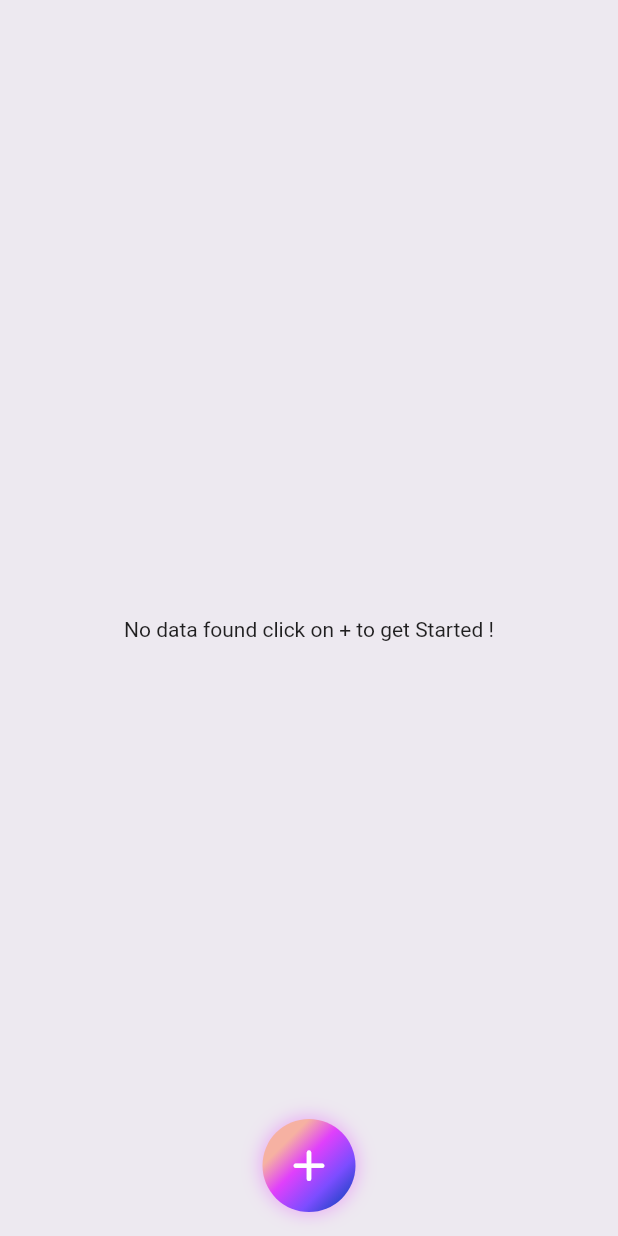
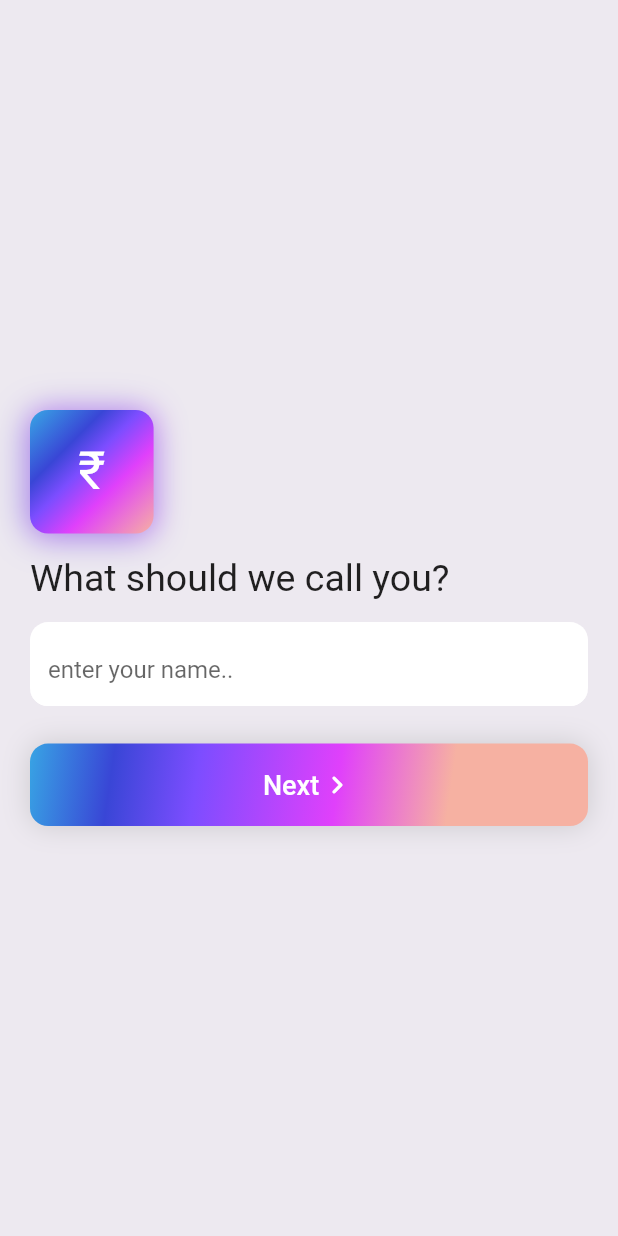
Before and after one commit to nilaysaha05/ExpenseTracker, a Flutter app: the screen it shows after launch, on a phone screen of 412 x 824 dp. Run offline on Flutter 3.47's test engine with Material 2 defaults, Android fonts, the phone set to English and light mode, and no system bars; our stand-ins replace fl_chart, hive, hive_flutter, shared_preferences; accounts and stored records are empty; statements that could not run were skipped.

Commit message:
Splash screen added & add-name functionality added

```diff
--- a/lib/controller/db_helper.dart
+++ b/lib/controller/db_helper.dart
@@ -1,7 +1,9 @@
 import 'package:hive_flutter/hive_flutter.dart';
+import 'package:shared_preferences/shared_preferences.dart';
 
 class DbHelper {
   late Box box;
+  late SharedPreferences preferences;
 
   DbHelper() {
     openBox();
@@ -35,4 +37,17 @@ class DbHelper {
       return Future.value(box.toMap());
     }
   }
+  addName(String name)
+  async {
+    preferences = await SharedPreferences.getInstance();
+    preferences.setString('name', name);
+  }
+
+  getName() async
+  {
+    preferences = await SharedPreferences.getInstance();
+    return preferences.getString('name');
+
+  }
+
 }
--- a/lib/main.dart
+++ b/lib/main.dart
@@ -1,4 +1,6 @@
+import 'package:budget_tracker_app/pages/add_name_page.dart';
 import 'package:budget_tracker_app/pages/home_page.dart';
+import 'package:budget_tracker_app/pages/splash.dart';
 import 'package:hive_flutter/hive_flutter.dart';
 import 'package:flutter/material.dart';
 import 'package:hive/hive.dart';
@@ -17,7 +19,7 @@ class MyApp extends StatelessWidget {
   Widget build(BuildContext context) {
     return const MaterialApp(
       debugShowCheckedModeBanner: false,
-      home: HomePage(),
+      home: SplashScreen(),
     );
   }
 }
--- /dev/null
+++ b/lib/pages/add_name_page.dart
@@ -0,0 +1,205 @@
+import 'package:budget_tracker_app/controller/db_helper.dart';
+import 'package:budget_tracker_app/pages/home_page.dart';
+import 'package:budget_tracker_app/theme/colors.dart';
+import 'package:flutter/material.dart';
+
+class AddName extends StatefulWidget {
+  const AddName({Key? key}) : super(key: key);
+
+  @override
+  State<AddName> createState() => _AddNameState();
+}
+
+class _AddNameState extends State<AddName> {
+  DbHelper dbHelper = DbHelper();
+  String name = "";
+  @override
+  Widget build(BuildContext context) {
+    return Scaffold(
+      backgroundColor: offWhite,
+      appBar: AppBar(
+        backgroundColor: offWhite,
+        toolbarHeight: 0.0,
+      ),
+      body: Padding(
+        padding: const EdgeInsets.all(20.0),
+        child: Column(
+          mainAxisAlignment: MainAxisAlignment.center,
+          crossAxisAlignment: CrossAxisAlignment.start,
+          children: [
+            Container(
+              height: MediaQuery.of(context).size.height * 0.1,
+              width: MediaQuery.of(context).size.width * 0.2,
+              decoration: BoxDecoration(
+                borderRadius: BorderRadius.circular(12.0),
+                gradient: const LinearGradient(
+                  colors: [
+                    blue1,
+                    blue,
+                    deepPurple,
+                    purpleAccent,
+                    peach,
+                  ],
+                  stops: [
+                    0.01,
+                    0.3,
+                    0.45,
+                    0.65,
+                    1.2,
+                  ],
+                  begin: Alignment.topLeft,
+                  end: Alignment.bottomRight,
+                ),
+                boxShadow: [
+                  BoxShadow(
+                    color: purpleAccent.withOpacity(0.4),
+                    blurRadius: 15,
+                    spreadRadius: 0.5,
+                    offset: const Offset(1, 1),
+                  ),
+                  BoxShadow(
+                    color: blue.withOpacity(0.4),
+                    blurRadius: 20,
+                    spreadRadius: 0.5,
+                    offset: const Offset(-2, 2),
+                  ),
+                ],
+              ),
+              child: const Center(
+                child: Text(
+                  "₹",
+                  style: TextStyle(
+                    color: Colors.white,
+                    fontSize: 35.0,
+                    // fontWeight: FontWeight.bold,
+                  ),
+                ),
+              ),
+            ),
+            const SizedBox(
+              height: 15.0,
+            ),
+            const Text(
+              "What should we call you?",
+              style: TextStyle(
+                fontSize: 25.0,
+              ),
+            ),
+            const SizedBox(
+              height: 15.0,
+            ),
+            TextField(
+              style: const TextStyle(
+                color: Colors.black45,
+                height: 2,
+              ),
+              decoration: InputDecoration(
+                hintText: "enter your name..",
+                filled: true,
+                fillColor: Colors.white,
+                border: OutlineInputBorder(
+                  borderRadius: BorderRadius.circular(12),
+                ),
+                focusedBorder: OutlineInputBorder(
+                  borderSide: const BorderSide(color: Colors.white),
+                  borderRadius: BorderRadius.circular(12),
+                ),
+                enabledBorder: UnderlineInputBorder(
+                  borderSide: const BorderSide(color: Colors.white),
+                  borderRadius: BorderRadius.circular(12),
+                ),
+              ),
+              onChanged: (val)
+              {
+                name = val;
+              },
+            ),
+            const SizedBox(
+              height: 25.0,
+            ),
+            Container(
+              width: double.maxFinite,
+              height: 55,
+              decoration: BoxDecoration(
+                borderRadius: BorderRadius.circular(12),
+                  boxShadow: [
+              BoxShadow(
+              color: Colors.grey.withOpacity(0.4),
+              blurRadius: 15,
+              spreadRadius: 0.5,
+              offset: const Offset(0, 0),
+            ),],
+                gradient: const LinearGradient(
+                  colors: [
+                    peach,
+                    purpleAccent,
+                    deepPurple,
+                    blue,
+                    blue1,
+                  ],
+                  stops: [
+                    0.25,
+                    0.45,
+                    0.7,
+                    0.85,
+                    1,
+                  ],
+                  begin: Alignment.bottomRight,
+                  end: Alignment.topLeft,
+                ),
+              ),
+              child: ElevatedButton(
+                style: ElevatedButton.styleFrom(
+                    primary: Colors.transparent,
+                    shadowColor: Colors.transparent),
+                onPressed: () async {
+                  if (name.isEmpty) {
+                    ScaffoldMessenger.of(context).showSnackBar(
+                      SnackBar(
+                        action: SnackBarAction(
+                          label: "OK",
+                          onPressed: () {
+                            ScaffoldMessenger.of(context).hideCurrentSnackBar();
+                          },
+                        ),
+                        backgroundColor: Colors.white,
+                        content: const Text(
+                          "Please enter a name",
+                          style: TextStyle(
+                            color: Colors.black,
+                            fontSize: 15.0,
+                          ),
+                        ),
+                      ),
+                    );
+                  } else {
+                    DbHelper dbHelper = DbHelper();
+                    await dbHelper.addName(name);
+                    Navigator.of(context).pushReplacement(
+                      MaterialPageRoute(
+                        builder: (context) => const HomePage(),
+                      ),
+                    );
+                  }
+                },
+                child:  Row(
+                  mainAxisAlignment: MainAxisAlignment.center,
+                  children: const [
+                    Text(
+                      "Next",
+                      style: TextStyle(
+                        fontSize: 18.0,
+                        color: Colors.white,
+                      ),
+                    ),
+                    Icon(Icons.navigate_next_rounded),
+                  ],
+                ),
+              ),
+            ),
+          ],
+        ),
+      ),
+    );
+  }
+}
--- a/pubspec.yaml
+++ b/pubspec.yaml
@@ -37,6 +37,7 @@ dependencies:
   hive: ^2.2.3
   hive_flutter: ^1.1.0
   fl_chart: ^0.55.0
+  shared_preferences: ^2.0.15
 
 dev_dependencies:
   flutter_test:
```
Also changed, not shown: lib/pages/home_page.dart (+32 -19 lines), lib/pages/splash.dart (added, +107 -0 lines), lib/pages/transaction_data_page.dart (+6 -4 lines), pubspec.lock, 1 other file.
